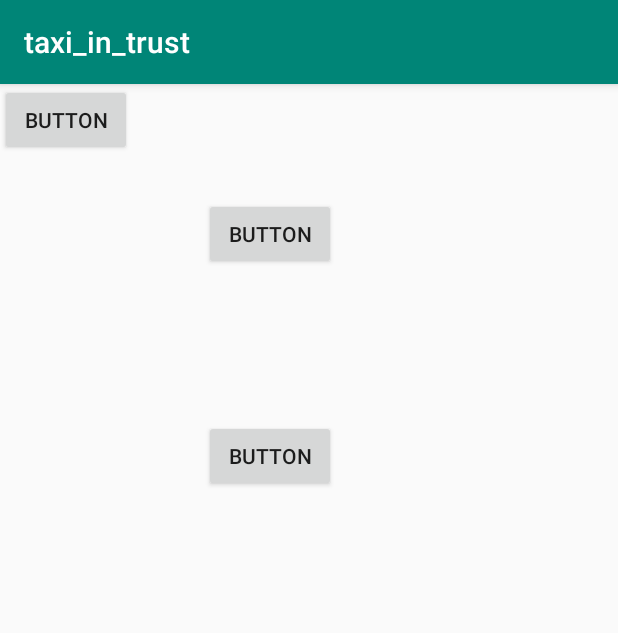
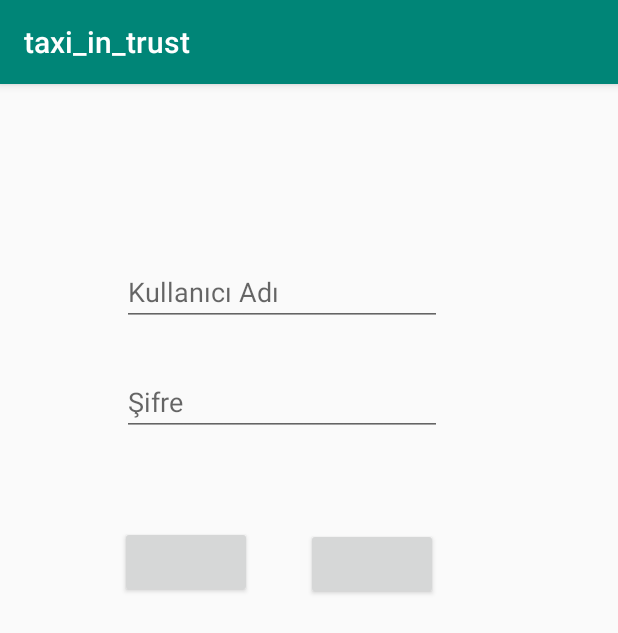
Before and after one commit to osmandurmus/taxi-in-trust, an Android app: the LogInFragment screen opened through its navigation route, on a phone screen of 412 x 824 dp. Shown: the top 633 px of the screen. Run offline under Robolectric (Android 15) with nearby library versions, the phone set to English and light mode, and no system bars.

Commit message:
created login.xml

```diff
--- a/app/src/main/res/layout/fragment_log_in.xml
+++ b/app/src/main/res/layout/fragment_log_in.xml
@@ -1,32 +1,60 @@
 <?xml version="1.0" encoding="utf-8"?>
 <androidx.constraintlayout.widget.ConstraintLayout xmlns:android="http://schemas.android.com/apk/res/android"
-                                                   xmlns:app="http://schemas.android.com/apk/res-auto" xmlns:tools="http://schemas.android.com/tools"
-             android:layout_width="match_parent"
-             android:layout_height="match_parent"
-             tools:context=".LogInFragment">
+        xmlns:app="http://schemas.android.com/apk/res-auto"
+        xmlns:tools="http://schemas.android.com/tools"
+        android:layout_width="match_parent"
+        android:layout_height="match_parent"
+        tools:context=".LogInFragment">
 
 
     <Button
-            android:text="Button"
+            android:id="@+id/register"
             android:layout_width="wrap_content"
             android:layout_height="wrap_content"
-            android:id="@+id/register"
+            android:layout_marginStart="204dp"
+            android:layout_marginTop="296dp"
             app:layout_constraintStart_toStartOf="parent"
-            android:layout_marginStart="136dp" android:layout_marginTop="76dp"
-            app:layout_constraintTop_toTopOf="parent" tools:text="@string/register"/>
+            app:layout_constraintTop_toTopOf="parent"
+            tools:text="@string/register" />
+
     <Button
-            android:text="Button"
+            android:id="@+id/login"
             android:layout_width="wrap_content"
             android:layout_height="wrap_content"
-            android:id="@+id/login" android:layout_marginTop="100dp"
-            app:layout_constraintTop_toBottomOf="@+id/register" app:layout_constraintStart_toStartOf="parent"
-            android:layout_marginStart="136dp" tools:text="@string/login"/>
+            android:layout_marginStart="80dp"
+            android:layout_marginTop="60dp"
+            app:layout_constraintStart_toStartOf="parent"
+            app:layout_constraintTop_toBottomOf="@+id/editText2"
+            tools:text="@string/login" />
 
-    <Button
-            android:id="@+id/button"
+    <EditText
+            android:id="@+id/editText"
             android:layout_width="wrap_content"
             android:layout_height="wrap_content"
-            android:text="Button"
-            tools:layout_editor_absoluteX="174dp"
-            tools:layout_editor_absoluteY="422dp" />
+            android:layout_marginTop="116dp"
+            android:autofillHints="Kullanıcı Adı"
+            android:ems="10"
+            android:hint="@string/username"
+            android:inputType="textPersonName"
+            android:textColor="#FFC107"
+            app:layout_constraintEnd_toEndOf="parent"
+            app:layout_constraintHorizontal_bias="0.411"
+            app:layout_constraintStart_toStartOf="parent"
+            app:layout_constraintTop_toTopOf="parent" />
+
+    <EditText
+            android:id="@+id/editText2"
+            android:layout_width="wrap_content"
+            android:layout_height="wrap_content"
+            android:layout_marginTop="28dp"
+            android:ems="10"
+            android:hint="@string/password"
+            android:importantForAutofill="no"
+            android:inputType="textPassword"
+            android:textColor="#FFC107"
+            app:layout_constraintEnd_toEndOf="parent"
+            app:layout_constraintHorizontal_bias="0.411"
+            app:layout_constraintStart_toStartOf="parent"
+            app:layout_constraintTop_toBottomOf="@+id/editText" />
+
 </androidx.constraintlayout.widget.ConstraintLayout>
--- a/app/src/main/res/values/strings.xml
+++ b/app/src/main/res/values/strings.xml
@@ -4,6 +4,9 @@
     <!-- TODO: Remove or change this placeholder text -->
     <string name="hello_blank_fragment">Hello blank fragment</string>
     <string name="go_to_login">Geç</string>
-    <string name="register">Kayıt</string>
+    <string name="register">Kayıt Ol</string>
     <string name="login">Giriş</string>
+    <string name="name">İsim</string>
+    <string name="username">Kullanıcı Adı</string>
+    <string name="password">Şifre</string>
 </resources>
```
